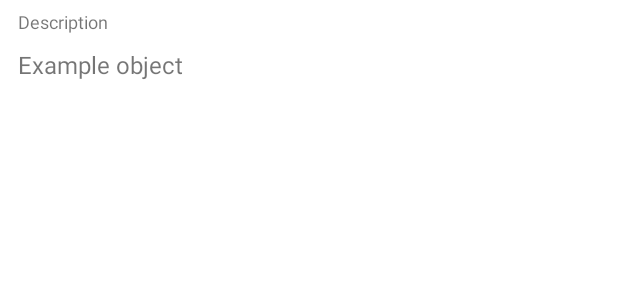
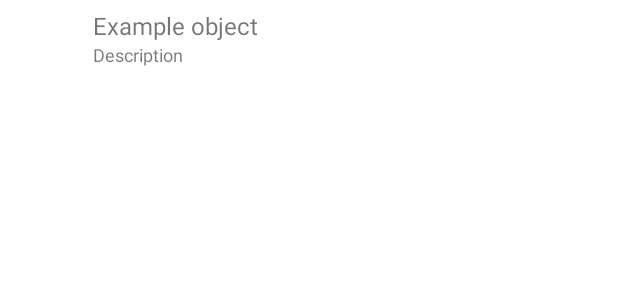
Before and after one commit to patpatwithhat/TC-Robots, an Android app: the layout list_view_element.xml on its own in the app's theme, with its tools: preview values and no code run, on a phone screen of 412 x 824 dp. Shown: the top 300 px of the screen. Run offline under Robolectric (Android 15) with nearby library versions, the phone set to English and light mode, and no system bars.

```diff
--- a/app/src/main/res/layout/list_view_element.xml
+++ b/app/src/main/res/layout/list_view_element.xml
@@ -10,15 +10,25 @@
 
         <ImageView
             android:id="@+id/icon"
-            android:layout_width="wrap_content"
+            android:layout_width="50dp"
             android:layout_height="wrap_content"
             android:layout_marginEnd="6dip"
-            android:contentDescription="TODO" />
+            android:contentDescription="TODO"
+            android:layout_weight="0.30"/>
 
         <LinearLayout
             android:layout_width="wrap_content"
             android:layout_height="wrap_content"
-            android:orientation="vertical">
+            android:orientation="vertical"
+            android:layout_weight="0.70">
+
+            <TextView
+                android:id="@+id/firstLine"
+                android:layout_width="wrap_content"
+                android:layout_height="wrap_content"
+                android:gravity="center_vertical"
+                android:text="Example object"
+                android:textSize="16sp" />
 
             <TextView
                 android:id="@+id/secondLine"
@@ -28,14 +38,6 @@
                 android:maxLines="1"
                 android:text="Description"
                 android:textSize="12sp" />
-
-            <TextView
-                android:id="@+id/firstLine"
-                android:layout_width="wrap_content"
-                android:layout_height="wrap_content"
-                android:gravity="center_vertical"
-                android:text="Example object"
-                android:textSize="16sp" />
         </LinearLayout>
 
     </LinearLayout>
```
Also changed, not shown: app/src/main/java/com/example/tc_robots/ui/ScannerScreenActivity.java (+6 -3 lines), app/src/main/java/com/example/tc_robots/ui/ScannerScreenViewModel.java (+20 -3 lines).
